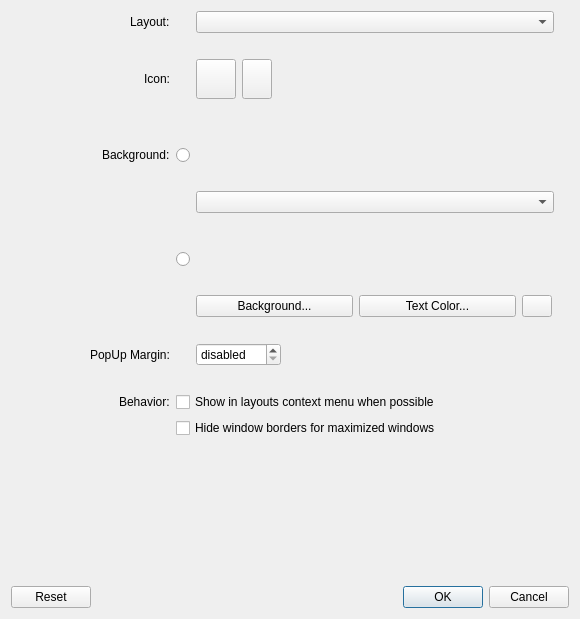
Above: app/settings/detailsdialog/detailsdialog.ui from KDE/latte-dock before the change. Below: the same form after it.
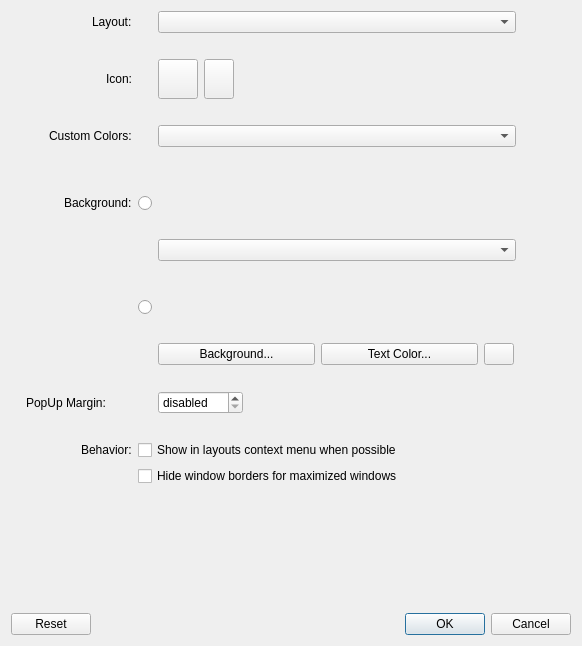
That is the form after the change. Icons and pictures are not drawn. Custom widgets are drawn as their Qt base class.

Commit message: detailsdialog:provide customSchemeComboBox

The edit to the form file:
```diff
--- a/app/settings/detailsdialog/detailsdialog.ui
+++ b/app/settings/detailsdialog/detailsdialog.ui
@@ -6,8 +6,8 @@
    <rect>
     <x>0</x>
     <y>0</y>
-    <width>580</width>
-    <height>619</height>
+    <width>582</width>
+    <height>646</height>
    </rect>
   </property>
   <property name="windowTitle">
@@ -35,40 +35,39 @@
      <item>
       <layout class="QVBoxLayout" name="verticalLayout_2">
        <item>
-        <layout class="QGridLayout" name="gridLayout" columnstretch="5,0,9">
-         <item row="4" column="2">
-          <spacer name="verticalSpacer_3">
-           <property name="orientation">
-            <enum>Qt::Vertical</enum>
+        <layout class="QGridLayout" name="gridLayout" columnstretch="5,0,0">
+         <item row="19" column="0">
+          <layout class="QHBoxLayout" name="horizontalLayout_5">
+           <item>
+            <spacer name="horizontalSpacer_5">
+             <property name="orientation">
+              <enum>Qt::Horizontal</enum>
+             </property>
+             <property name="sizeHint" stdset="0">
+              <size>
+               <width>40</width>
+               <height>20</height>
+              </size>
+             </property>
+            </spacer>
+           </item>
+           <item>
+            <widget class="QLabel" name="behaviorLbl">
+             <property name="text">
+              <string>Behavior:</string>
+             </property>
+            </widget>
+           </item>
+          </layout>
+         </item>
+         <item row="20" column="1" colspan="2">
+          <widget class="QCheckBox" name="borderlessChk">
+           <property name="text">
+            <string>Hide window borders for maximized windows</string>
            </property>
-           <property name="sizeType">
-            <enum>QSizePolicy::Fixed</enum>
-           </property>
-           <property name="sizeHint" stdset="0">
-            <size>
-             <width>15</width>
-             <height>20</height>
-            </size>
-           </property>
-          </spacer>
+          </widget>
          </item>
          <item row="12" column="2">
-          <spacer name="verticalSpacer_4">
-           <property name="orientation">
-            <enum>Qt::Vertical</enum>
-           </property>
-           <property name="sizeType">
-            <enum>QSizePolicy::Fixed</enum>
-           </property>
-           <property name="sizeHint" stdset="0">
-            <size>
-             <width>15</width>
-             <height>20</height>
-            </size>
-           </property>
-          </spacer>
-         </item>
-         <item row="10" column="2">
           <layout class="QHBoxLayout" name="backgroundOptLayout">
            <item>
             <widget class="Latte::Settings::Widget::PatternWidget" name="backPatternWidget" native="true">
@@ -95,26 +94,10 @@
            </item>
           </layout>
          </item>
-         <item row="15" column="2">
-          <spacer name="verticalSpacer">
-           <property name="orientation">
-            <enum>Qt::Vertical</enum>
-           </property>
-           <property name="sizeType">
-            <enum>QSizePolicy::Fixed</enum>
-           </property>
-           <property name="sizeHint" stdset="0">
-            <size>
-             <width>15</width>
-             <height>20</height>
-            </size>
-           </property>
-          </spacer>
-         </item>
-         <item row="1" column="0">
-          <layout class="QHBoxLayout" name="horizontalLayout_7">
+         <item row="3" column="0">
+          <layout class="QHBoxLayout" name="horizontalLayout_3">
            <item>
-            <spacer name="horizontalSpacer_11">
+            <spacer name="horizontalSpacer_3">
              <property name="orientation">
               <enum>Qt::Horizontal</enum>
              </property>
@@ -127,55 +110,14 @@
             </spacer>
            </item>
            <item>
-            <widget class="QLabel" name="layoutLbl">
+            <widget class="QLabel" name="iconLbl">
              <property name="text">
-              <string>Layout:</string>
+              <string>Icon:</string>
              </property>
             </widget>
            </item>
           </layout>
          </item>
-         <item row="8" column="2">
-          <spacer name="verticalSpacer_5">
-           <property name="orientation">
-            <enum>Qt::Vertical</enum>
-           </property>
-           <property name="sizeType">
-            <enum>QSizePolicy::Fixed</enum>
-           </property>
-           <property name="sizeHint" stdset="0">
-            <size>
-             <width>20</width>
-             <height>10</height>
-            </size>
-           </property>
-          </spacer>
-         </item>
-         <item row="5" column="1">
-          <widget class="QRadioButton" name="colorRadioBtn">
-           <property name="sizePolicy">
-            <sizepolicy hsizetype="Preferred" vsizetype="Fixed">
-             <horstretch>0</horstretch>
-             <verstretch>0</verstretch>
-            </sizepolicy>
-           </property>
-           <property name="minimumSize">
-            <size>
-             <width>0</width>
-             <height>0</height>
-            </size>
-           </property>
-           <property name="maximumSize">
-            <size>
-             <width>20</width>
-             <height>20</height>
-            </size>
-           </property>
-           <property name="text">
-            <string notr="true"/>
-           </property>
-          </widget>
-         </item>
          <item row="1" column="2">
           <layout class="QHBoxLayout" name="horizontalLayout_9">
            <item>
@@ -203,108 +145,7 @@
            </item>
           </layout>
          </item>
-         <item row="2" column="2">
-          <spacer name="verticalSpacer_6">
-           <property name="orientation">
-            <enum>Qt::Vertical</enum>
-           </property>
-           <property name="sizeType">
-            <enum>QSizePolicy::Fixed</enum>
-           </property>
-           <property name="sizeHint" stdset="0">
-            <size>
-             <width>15</width>
-             <height>20</height>
-            </size>
-           </property>
-          </spacer>
-         </item>
-         <item row="5" column="2">
-          <layout class="QHBoxLayout" name="colorsOptLayout">
-           <item>
-            <widget class="Latte::Settings::Widget::PatternWidget" name="colorPatternWidget" native="true">
-             <property name="minimumSize">
-              <size>
-               <width>358</width>
-               <height>60</height>
-              </size>
-             </property>
-            </widget>
-           </item>
-           <item>
-            <spacer name="horizontalSpacer_6">
-             <property name="orientation">
-              <enum>Qt::Horizontal</enum>
-             </property>
-             <property name="sizeHint" stdset="0">
-              <size>
-               <width>40</width>
-               <height>20</height>
-              </size>
-             </property>
-            </spacer>
-           </item>
-          </layout>
-         </item>
-         <item row="18" column="1" colspan="2">
-          <widget class="QCheckBox" name="borderlessChk">
-           <property name="text">
-            <string>Hide window borders for maximized windows</string>
-           </property>
-          </widget>
-         </item>
-         <item row="7" column="2">
-          <layout class="QHBoxLayout" name="horizontalLayout">
-           <item>
-            <widget class="QComboBox" name="colorsCmb">
-             <property name="minimumSize">
-              <size>
-               <width>358</width>
-               <height>0</height>
-              </size>
-             </property>
-            </widget>
-           </item>
-           <item>
-            <spacer name="horizontalSpacer_10">
-             <property name="orientation">
-              <enum>Qt::Horizontal</enum>
-             </property>
-             <property name="sizeHint" stdset="0">
-              <size>
-               <width>40</width>
-               <height>20</height>
-              </size>
-             </property>
-            </spacer>
-           </item>
-          </layout>
-         </item>
-         <item row="17" column="0">
-          <layout class="QHBoxLayout" name="horizontalLayout_5">
-           <item>
-            <spacer name="horizontalSpacer_5">
-             <property name="orientation">
-              <enum>Qt::Horizontal</enum>
-             </property>
-             <property name="sizeHint" stdset="0">
-              <size>
-               <width>40</width>
-               <height>20</height>
-              </size>
-             </property>
-            </spacer>
-           </item>
-           <item>
-            <widget class="QLabel" name="behaviorLbl">
-             <property name="text">
-              <string>Behavior:</string>
-             </property>
-            </widget>
-           </item>
-          </layout>
-         </item>
-         <item row="17" column="1" colspan="2">
+         <item row="19" column="1" colspan="2">
           <widget class="QCheckBox" name="inMenuChk">
            <property name="maximumSize">
             <size>
@@ -317,90 +158,34 @@
            </property>
           </widget>
          </item>
-         <item row="3" column="2">
-          <layout class="QHBoxLayout" name="iconHorLayout">
+         <item row="2" column="2">
+          <spacer name="verticalSpacer_6">
+           <property name="orientation">
+            <enum>Qt::Vertical</enum>
+           </property>
+           <property name="sizeType">
+            <enum>QSizePolicy::Fixed</enum>
+           </property>
+           <property name="sizeHint" stdset="0">
+            <size>
+             <width>15</width>
+             <height>20</height>
+            </size>
+           </property>
+          </spacer>
+         </item>
+         <item row="15" column="0">
+          <layout class="QHBoxLayout" name="horizontalLayout_8">
            <item>
-            <widget class="QPushButton" name="iconBtn">
-             <property name="minimumSize">
-              <size>
-               <width>40</width>
-               <height>40</height>
-              </size>
-             </property>
-             <property name="maximumSize">
-              <size>
-               <width>40</width>
-               <height>40</height>
-              </size>
-             </property>
+            <widget class="QLabel" name="popUpMarginLbl">
              <property name="text">
-              <string notr="true"/>
+              <string>PopUp Margin:</string>
              </property>
-             <property name="icon">
-              <iconset theme="add">
-               <normaloff>.</normaloff>.</iconset>
-             </property>
-             <property name="iconSize">
-              <size>
-               <width>32</width>
-               <height>32</height>
-              </size>
-             </property>
             </widget>
            </item>
-           <item>
-            <widget class="QPushButton" name="iconClearBtn">
-             <property name="minimumSize">
-              <size>
-               <width>0</width>
-               <height>0</height>
-              </size>
-             </property>
-             <property name="maximumSize">
-              <size>
-               <width>30</width>
-               <height>50</height>
-              </size>
-             </property>
-             <property name="text">
-              <string notr="true"/>
-             </property>
-             <property name="icon">
-              <iconset theme="edit-clear">
-               <normaloff>.</normaloff>.</iconset>
-             </property>
-            </widget>
-           </item>
-           <item>
-            <spacer name="horizontalSpacer_8">
-             <property name="orientation">
-              <enum>Qt::Horizontal</enum>
-             </property>
-             <property name="sizeHint" stdset="0">
-              <size>
-               <width>40</width>
-               <height>20</height>
-              </size>
-             </property>
-            </spacer>
-           </item>
           </layout>
          </item>
-         <item row="10" column="0">
-          <widget class="QLabel" name="backSecondRowLbl">
-           <property name="text">
-            <string notr="true"/>
-           </property>
-          </widget>
-         </item>
-         <item row="18" column="0">
-          <widget class="QLabel" name="behaviorSecRowLbl">
-           <property name="text">
-            <string notr="true"/>
-           </property>
-          </widget>
-         </item>
-         <item row="11" column="2">
+         <item row="13" column="2">
           <layout class="QHBoxLayout" name="horizontalLayout_2">
            <item>
             <layout class="QHBoxLayout" name="horizontalLayout_6">
@@ -470,10 +255,59 @@
            </item>
           </layout>
          </item>
-         <item row="3" column="0">
-          <layout class="QHBoxLayout" name="horizontalLayout_3">
+         <item row="6" column="2">
+          <spacer name="verticalSpacer_8">
+           <property name="orientation">
+            <enum>Qt::Vertical</enum>
+           </property>
+           <property name="sizeType">
+            <enum>QSizePolicy::Fixed</enum>
+           </property>
+           <property name="sizeHint" stdset="0">
+            <size>
+             <width>15</width>
+             <height>20</height>
+            </size>
+           </property>
+          </spacer>
+         </item>
+         <item row="20" column="0">
+          <widget class="QLabel" name="behaviorSecRowLbl">
+           <property name="text">
+            <string notr="true"/>
+           </property>
+          </widget>
+         </item>
+         <item row="4" column="2">
+          <spacer name="verticalSpacer_3">
+           <property name="orientation">
+            <enum>Qt::Vertical</enum>
+           </property>
+           <property name="sizeType">
+            <enum>QSizePolicy::Fixed</enum>
+           </property>
+           <property name="sizeHint" stdset="0">
+            <size>
+             <width>15</width>
+             <height>20</height>
+            </size>
+           </property>
+          </spacer>
+         </item>
+         <item row="9" column="2">
+          <layout class="QHBoxLayout" name="horizontalLayout">
            <item>
-            <spacer name="horizontalSpacer_3">
+            <widget class="QComboBox" name="colorsCmb">
+             <property name="minimumSize">
+              <size>
+               <width>358</width>
+               <height>0</height>
+              </size>
+             </property>
+            </widget>
+           </item>
+           <item>
+            <spacer name="horizontalSpacer_10">
              <property name="orientation">
               <enum>Qt::Horizontal</enum>
              </property>
@@ -485,16 +319,79 @@
              </property>
             </spacer>
            </item>
+          </layout>
+         </item>
+         <item row="5" column="2">
+          <layout class="QHBoxLayout" name="horizontalLayout_11">
            <item>
-            <widget class="QLabel" name="iconLbl">
+            <widget class="QComboBox" name="customSchemeCmb">
+             <property name="minimumSize">
+              <size>
+               <width>358</width>
+               <height>0</height>
+              </size>
+             </property>
+            </widget>
+           </item>
+           <item>
+            <spacer name="horizontalSpacer_15">
+             <property name="orientation">
+              <enum>Qt::Horizontal</enum>
+             </property>
+             <property name="sizeHint" stdset="0">
+              <size>
+               <width>40</width>
+               <height>20</height>
+              </size>
+             </property>
+            </spacer>
+           </item>
+          </layout>
+         </item>
+         <item row="12" column="1">
+          <widget class="QRadioButton" name="backRadioBtn">
+           <property name="sizePolicy">
+            <sizepolicy hsizetype="Preferred" vsizetype="Fixed">
+             <horstretch>0</horstretch>
+             <verstretch>0</verstretch>
+            </sizepolicy>
+           </property>
+           <property name="maximumSize">
+            <size>
+             <width>20</width>
+             <height>20</height>
+            </size>
+           </property>
+           <property name="text">
+            <string notr="true"/>
+           </property>
+          </widget>
+         </item>
+         <item row="1" column="0">
+          <layout class="QHBoxLayout" name="horizontalLayout_7">
+           <item>
+            <spacer name="horizontalSpacer_11">
+             <property name="orientation">
+              <enum>Qt::Horizontal</enum>
+             </property>
+             <property name="sizeHint" stdset="0">
+              <size>
+               <width>40</width>
+               <height>20</height>
+              </size>
+             </property>
+            </spacer>
+           </item>
+           <item>
+            <widget class="QLabel" name="layoutLbl">
              <property name="text">
-              <string>Icon:</string>
+              <string>Layout:</string>
              </property>
             </widget>
            </item>
           </layout>
          </item>
-         <item row="5" column="0">
+         <item row="7" column="0">
           <layout class="QHBoxLayout" name="horizontalLayout_4">
            <item>
             <spacer name="horizontalSpacer_4">
@@ -524,14 +421,52 @@
            </item>
           </layout>
          </item>
-         <item row="10" column="1">
-          <widget class="QRadioButton" name="backRadioBtn">
+         <item row="14" column="2">
+          <spacer name="verticalSpacer_4">
+           <property name="orientation">
+            <enum>Qt::Vertical</enum>
+           </property>
+           <property name="sizeType">
+            <enum>QSizePolicy::Fixed</enum>
+           </property>
+           <property name="sizeHint" stdset="0">
+            <size>
+             <width>15</width>
+             <height>20</height>
+            </size>
+           </property>
+          </spacer>
+         </item>
+         <item row="10" column="2">
+          <spacer name="verticalSpacer_5">
+           <property name="orientation">
+            <enum>Qt::Vertical</enum>
+           </property>
+           <property name="sizeType">
+            <enum>QSizePolicy::Fixed</enum>
+           </property>
+           <property name="sizeHint" stdset="0">
+            <size>
+             <width>20</width>
+             <height>10</height>
+            </size>
+           </property>
+          </spacer>
+         </item>
+         <item row="7" column="1">
+          <widget class="QRadioButton" name="colorRadioBtn">
            <property name="sizePolicy">
             <sizepolicy hsizetype="Preferred" vsizetype="Fixed">
              <horstretch>0</horstretch>
              <verstretch>0</verstretch>
             </sizepolicy>
            </property>
+           <property name="minimumSize">
+            <size>
+             <width>0</width>
+             <height>0</height>
+            </size>
+           </property>
            <property name="maximumSize">
             <size>
              <width>20</width>
@@ -543,31 +478,7 @@
            </property>
           </widget>
          </item>
-         <item row="13" column="0">
-          <layout class="QHBoxLayout" name="horizontalLayout_8">
-           <item>
-            <spacer name="horizontalSpacer_13">
-             <property name="orientation">
-              <enum>Qt::Horizontal</enum>
-             </property>
-             <property name="sizeHint" stdset="0">
-              <size>
-               <width>40</width>
-               <height>20</height>
-              </size>
-             </property>
-            </spacer>
-           </item>
-           <item>
-            <widget class="QLabel" name="popUpMarginLbl">
-             <property name="text">
-              <string>PopUp Margin:</string>
-             </property>
-            </widget>
-           </item>
-          </layout>
-         </item>
-         <item row="13" column="2">
+         <item row="15" column="2">
           <layout class="QHBoxLayout" name="horizontalLayout_10">
            <item>
             <widget class="QSpinBox" name="popUpMarginSpinBox">
@@ -627,6 +538,149 @@
            </item>
           </layout>
          </item>
+         <item row="17" column="2">
+          <spacer name="verticalSpacer">
+           <property name="orientation">
+            <enum>Qt::Vertical</enum>
+           </property>
+           <property name="sizeType">
+            <enum>QSizePolicy::Fixed</enum>
+           </property>
+           <property name="sizeHint" stdset="0">
+            <size>
+             <width>15</width>
+             <height>20</height>
+            </size>
+           </property>
+          </spacer>
+         </item>
+         <item row="7" column="2">
+          <layout class="QHBoxLayout" name="colorsOptLayout">
+           <item>
+            <widget class="Latte::Settings::Widget::PatternWidget" name="colorPatternWidget" native="true">
+             <property name="minimumSize">
+              <size>
+               <width>358</width>
+               <height>60</height>
+              </size>
+             </property>
+            </widget>
+           </item>
+           <item>
+            <spacer name="horizontalSpacer_6">
+             <property name="orientation">
+              <enum>Qt::Horizontal</enum>
+             </property>
+             <property name="sizeHint" stdset="0">
+              <size>
+               <width>40</width>
+               <height>20</height>
+              </size>
+             </property>
+            </spacer>
+           </item>
+          </layout>
+         </item>
+         <item row="3" column="2">
+          <layout class="QHBoxLayout" name="iconHorLayout">
+           <item>
+            <widget class="QPushButton" name="iconBtn">
+             <property name="minimumSize">
+              <size>
+               <width>40</width>
+               <height>40</height>
+              </size>
+             </property>
+             <property name="maximumSize">
+              <size>
+               <width>40</width>
+               <height>40</height>
+              </size>
+             </property>
+             <property name="text">
+              <string notr="true"/>
+             </property>
+             <property name="icon">
+              <iconset theme="add">
+               <normaloff>.</normaloff>.</iconset>
+             </property>
+             <property name="iconSize">
+              <size>
+               <width>32</width>
+               <height>32</height>
+              </size>
+             </property>
+            </widget>
+           </item>
+           <item>
+            <widget class="QPushButton" name="iconClearBtn">
+             <property name="minimumSize">
+              <size>
+               <width>0</width>
+               <height>0</height>
+              </size>
+             </property>
+             <property name="maximumSize">
+              <size>
+               <width>30</width>
+               <height>50</height>
+              </size>
+             </property>
+             <property name="text">
+              <string notr="true"/>
+             </property>
+             <property name="icon">
+              <iconset theme="edit-clear">
+               <normaloff>.</normaloff>.</iconset>
+             </property>
+            </widget>
+           </item>
+           <item>
+            <spacer name="horizontalSpacer_8">
+             <property name="orientation">
+              <enum>Qt::Horizontal</enum>
+             </property>
+             <property name="sizeHint" stdset="0">
+              <size>
+               <width>40</width>
+               <height>20</height>
+              </size>
+             </property>
+            </spacer>
+           </item>
+          </layout>
+         </item>
+         <item row="12" column="0">
+          <widget class="QLabel" name="backSecondRowLbl">
+           <property name="text">
+            <string notr="true"/>
+           </property>
+          </widget>
+         </item>
+         <item row="5" column="0">
+          <layout class="QHBoxLayout" name="horizontalLayout_13">
+           <item>
+            <spacer name="horizontalSpacer_13">
+             <property name="orientation">
+              <enum>Qt::Horizontal</enum>
+             </property>
+             <property name="sizeHint" stdset="0">
+              <size>
+               <width>40</width>
+               <height>20</height>
+              </size>
+             </property>
+            </spacer>
+           </item>
+           <item>
+            <widget class="QLabel" name="customSchemeLbl">
+             <property name="text">
+              <string>Custom Colors:</string>
+             </property>
+            </widget>
+           </item>
+          </layout>
+         </item>
         </layout>
        </item>
       </layout>
```
The commit also changes 1 other file.
